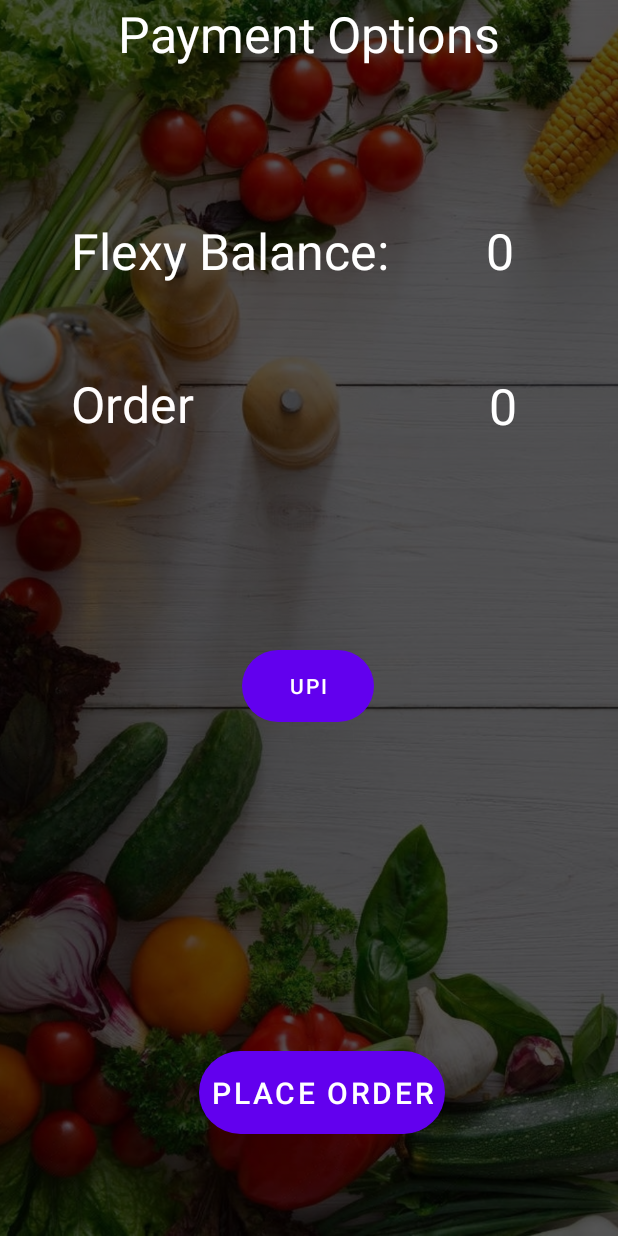
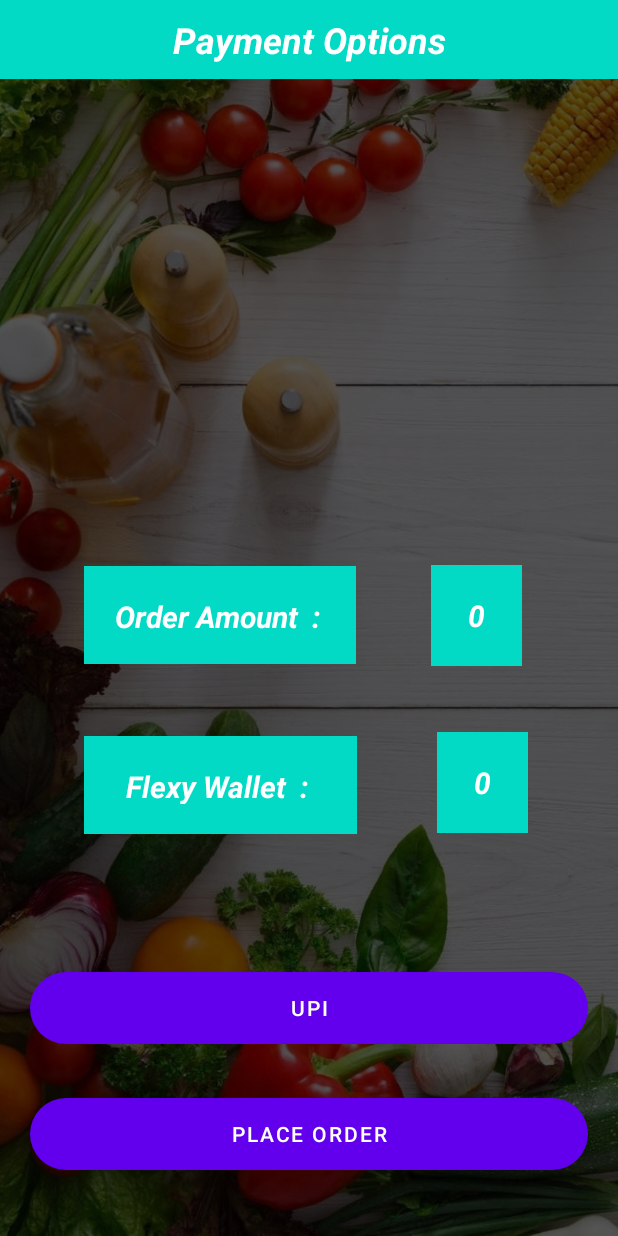
Before and after one commit to atishay-atj/MC-project, an Android app: the layout activity_payment.xml on its own in the app's theme, with its tools: preview values and no code run, on a phone screen of 412 x 824 dp. Run offline under Robolectric (Android 15) with nearby library versions, the phone set to English and light mode, and no system bars; Roboto replaces fonts that are not available here.

Commit message:
Commmmmmmit-2

```diff
--- a/app/src/main/java/com/example/myapplication/MainActivity.java
+++ b/app/src/main/java/com/example/myapplication/MainActivity.java
@@ -4,9 +4,11 @@ import android.content.Intent;
 import android.os.Bundle;
 import android.view.View;
 import android.view.Menu;
+import android.widget.Button;
 
 import com.example.myapplication.activities.CartActivity;
 import com.example.myapplication.activities.MyCartFragment;
+import com.example.myapplication.activities.WelcomeActivity;
 import com.example.myapplication.ui.home.HomeFragment;
 import com.google.android.material.snackbar.Snackbar;
 import com.google.android.material.navigation.NavigationView;
@@ -28,6 +30,8 @@ public class MainActivity extends AppCompatActivity {
     private AppBarConfiguration mAppBarConfiguration;
     private ActivityMainBinding binding;
 
+    Button logout;
+
     @Override
     protected void onCreate(Bundle savedInstanceState) {
         super.onCreate(savedInstanceState);
@@ -35,6 +39,7 @@ public class MainActivity extends AppCompatActivity {
         binding = ActivityMainBinding.inflate(getLayoutInflater());
         setContentView(binding.getRoot());
 
+        logout=findViewById(R.id.button5);
         setSupportActionBar(binding.appBarMain.toolbar);
 
         DrawerLayout drawer = binding.drawerLayout;
@@ -46,6 +51,14 @@ public class MainActivity extends AppCompatActivity {
         NavController navController = Navigation.findNavController(this, R.id.nav_host_fragment_content_main);
         NavigationUI.setupActionBarWithNavController(this, navController, mAppBarConfiguration);
         NavigationUI.setupWithNavController(navigationView, navController);
+
+
+        logout.setOnClickListener(new View.OnClickListener() {
+            @Override
+            public void onClick(View view) {
+                startActivity(new Intent(MainActivity.this, WelcomeActivity.class));
+            }
+        });
 
 
         binding.appBarMain.fab.setOnClickListener(new View.OnClickListener() {
@@ -90,4 +103,6 @@ public class MainActivity extends AppCompatActivity {
         return NavigationUI.navigateUp(navController, mAppBarConfiguration)
                 || super.onSupportNavigateUp();
     }
+
+
 }
--- a/app/src/main/java/com/example/myapplication/ui/home/HomeFragment.java
+++ b/app/src/main/java/com/example/myapplication/ui/home/HomeFragment.java
@@ -14,6 +14,7 @@ import android.view.ViewGroup;
 import android.widget.ImageView;
 import android.widget.SearchView;
 import android.widget.TextView;
+import android.widget.Toast;
 
 import androidx.annotation.NonNull;
 import androidx.fragment.app.Fragment;
@@ -53,18 +54,21 @@ public class HomeFragment extends Fragment implements UpdateVertical {
     HomeVerAdapter homeVerAdapter;
     private FragmentHomeBinding binding;
     TextView welcome;
-    String fullName="";
     SearchView sv;
     String uniqueId;
-    @SuppressLint("MissingInflatedId")
+    String fullName="";
+
+    @SuppressLint({"MissingInflatedId", "SetTextI18n"})
     public View onCreateView(@NonNull LayoutInflater inflater,
                              ViewGroup container, Bundle savedInstanceState) {
+
+
 //        HomeViewModel homeViewModel =
 //                new ViewModelProvider(this).get(HomeViewModel.class);
         View root  = inflater.inflate(R.layout.fragment_home,container,false);
         SharedPreferences sharedPreferences = getActivity().getSharedPreferences("my_prefs", Context.MODE_PRIVATE);
         uniqueId = sharedPreferences.getString("uniqueId", "");
-
+        welcome=root.findViewById(R.id.textView10);
 //        sv.setOnQueryTextListener(new SearchView.OnQueryTextListener() {
 //            @Override
 //            public boolean onQueryTextSubmit(String query) {
@@ -80,11 +84,9 @@ public class HomeFragment extends Fragment implements UpdateVertical {
         df.child("users").addListenerForSingleValueEvent(new ValueEventListener() {
             @Override
             public void onDataChange(@NonNull DataSnapshot snapshot) {
-                if (snapshot.exists()) {
-                    fullName = snapshot.child("fullname").getValue(String.class);
-                } else {
-                    fullName="";
-                }
+                    fullName = snapshot.child(uniqueId).child("fullname").getValue(String.class);
+                    welcome.setText("Welcome.."+fullName);
+
             }
 
             @Override
@@ -96,8 +98,9 @@ public class HomeFragment extends Fragment implements UpdateVertical {
 
         homeHorizontalRec= root.findViewById(R.id.horizontal_home1);
         homeVerticalRec= root.findViewById(R.id.vertical_home1);
-        welcome=root.findViewById(R.id.textView10);
-        welcome.setText("Welcome..."+fullName);
+//        welcome=root.findViewById(R.id.textView10);
+//        welcome.setText("Welcome.."+fullName);
+
 //        searchView = root.findViewById(R.id.editTextTextPersonName4);
 
         profile=root.findViewById(R.id.profileViewer);
--- a/app/src/main/res/layout/activity_payment.xml
+++ b/app/src/main/res/layout/activity_payment.xml
@@ -7,6 +7,7 @@
 
     tools:context=".activities.PaymentActivity">
 
+
     <ImageView
         android:id="@+id/imageView5"
         android:layout_width="wrap_content"
@@ -14,105 +15,140 @@
         android:foreground="@drawable/foreground"
         android:scaleType="centerCrop"
         app:layout_constraintEnd_toEndOf="parent"
+        app:layout_constraintHorizontal_bias="1.0"
         app:layout_constraintStart_toStartOf="parent"
         app:layout_constraintTop_toTopOf="parent"
         app:srcCompat="@drawable/welome" />
 
     <Button
         android:id="@+id/placeorder"
-        android:layout_width="wrap_content"
+        android:layout_width="match_parent"
         android:layout_height="wrap_content"
-        android:layout_marginBottom="68dp"
+        android:layout_marginLeft="20sp"
+        android:layout_marginRight="20sp"
+        android:layout_marginBottom="44dp"
         android:background="@drawable/button_bkg"
         android:backgroundTint="#394683DD"
         android:padding="8sp"
         android:text="Place Order"
-        android:textSize="20sp"
+        android:textSize="14sp"
         app:layout_constraintBottom_toBottomOf="@+id/imageView5"
         app:layout_constraintEnd_toEndOf="parent"
-        app:layout_constraintHorizontal_bias="0.536"
+        app:layout_constraintHorizontal_bias="0.532"
+        app:layout_constraintStart_toStartOf="parent" />
+
+
+    <TextView
+        android:id="@+id/textView9"
+        android:layout_width="182dp"
+        android:layout_height="65dp"
+        android:layout_gravity="bottom|center"
+        android:layout_marginStart="56dp"
+        android:layout_marginBottom="92dp"
+        android:background="@color/teal_200"
+        android:padding="20sp"
+        android:text="Flexy Wallet  : "
+        android:textAlignment="center"
+        android:textColor="@color/white"
+        android:textSize="20sp"
+        android:textStyle="italic|bold"
+        app:layout_constraintBottom_toTopOf="@+id/button2"
         app:layout_constraintStart_toStartOf="parent" />
 
     <TextView
-        android:id="@+id/textView"
-        android:layout_width="wrap_content"
-        android:layout_height="wrap_content"
-        android:layout_marginTop="100dp"
-        android:backgroundTint="#D54683DD"
-        android:text="Flexy Balance: "
+        android:id="@+id/textView8"
+        android:layout_width="181dp"
+        android:layout_height="65dp"
+        android:layout_gravity="bottom|center"
+        android:layout_marginBottom="48dp"
+        android:background="@color/teal_200"
+        android:padding="20sp"
+        android:text="Order Amount  : "
+        android:textAlignment="center"
         android:textColor="@color/white"
-        android:textSize="33sp"
-        app:layout_constraintEnd_toEndOf="parent"
-        app:layout_constraintHorizontal_bias="0.248"
-        app:layout_constraintStart_toStartOf="parent"
-        app:layout_constraintTop_toBottomOf="@+id/textView2" />
-
-    <TextView
-        android:id="@+id/textView8"
-        android:layout_width="216dp"
-        android:layout_height="46dp"
-        android:text="Order Amount:"
-        android:textColor="#FFFDFD"
-        android:textSize="33sp"
-        app:layout_constraintBottom_toTopOf="@+id/button2"
+        android:textSize="20sp"
+        android:textStyle="italic|bold"
+        app:layout_constraintBottom_toTopOf="@+id/textView9"
         app:layout_constraintEnd_toEndOf="parent"
         app:layout_constraintHorizontal_bias="0.243"
-        app:layout_constraintStart_toStartOf="parent"
-        app:layout_constraintTop_toBottomOf="@+id/textView"
-        app:layout_constraintVertical_bias="0.289" />
+        app:layout_constraintStart_toStartOf="parent" />
+
 
     <Button
         android:id="@+id/button2"
-        android:layout_width="wrap_content"
+        android:layout_width="match_parent"
         android:layout_height="wrap_content"
-        android:layout_marginTop="244dp"
+        android:layout_marginLeft="20sp"
+        android:layout_marginRight="20sp"
+        android:layout_marginBottom="36dp"
         android:background="@drawable/button_bkg"
         android:backgroundTint="#394683DD"
         android:text="UPI"
+        app:layout_constraintBottom_toTopOf="@+id/placeorder"
         app:layout_constraintEnd_toEndOf="parent"
-        app:layout_constraintHorizontal_bias="0.498"
-        app:layout_constraintStart_toStartOf="parent"
-        app:layout_constraintTop_toBottomOf="@+id/textView" />
+        app:layout_constraintHorizontal_bias="0.6"
+        app:layout_constraintStart_toStartOf="parent" />
 
     <TextView
         android:id="@+id/textView2"
-        android:layout_width="wrap_content"
+        android:layout_width="match_parent"
         android:layout_height="wrap_content"
-        android:layout_margin="8sp"
+        android:layout_gravity="bottom|center"
+        android:background="@color/teal_200"
+        android:padding="10sp"
         android:text="Payment Options"
+        android:textAlignment="center"
         android:textColor="@color/white"
-        android:textSize="33sp"
+        android:textSize="24sp"
+        android:textStyle="italic|bold"
+        app:layout_constraintTop_toTopOf="parent"
+        tools:layout_editor_absoluteX="0dp" />
+
+    <com.airbnb.lottie.LottieAnimationView
+        android:id="@+id/stepCounterAnim"
+        android:layout_width="327dp"
+        android:layout_height="140dp"
+        android:layout_marginBottom="80dp"
+        app:layout_constraintBottom_toTopOf="@+id/textView8"
         app:layout_constraintEnd_toEndOf="parent"
         app:layout_constraintStart_toStartOf="parent"
-        tools:layout_editor_absoluteY="68dp"
-        tools:ignore="MissingConstraints"/>
+        app:lottie_autoPlay="true"
+        app:lottie_rawRes="@raw/payment"
+        app:lottie_repeatCount="10" />
 
     <TextView
         android:id="@+id/textView15"
         android:layout_width="wrap_content"
         android:layout_height="wrap_content"
-        android:layout_marginTop="92dp"
-        android:padding="8sp"
-        android:text="0"
+        android:layout_gravity="bottom|center"
+        android:layout_marginTop="44dp"
+        android:layout_marginEnd="60dp"
+        android:background="@color/teal_200"
+        android:padding="20sp"
+        android:text=" 0 "
+        android:textAlignment="center"
         android:textColor="@color/white"
-        android:textSize="33sp"
+        android:textSize="20sp"
+        android:textStyle="italic|bold"
         app:layout_constraintEnd_toEndOf="parent"
-        app:layout_constraintHorizontal_bias="0.445"
-        app:layout_constraintStart_toEndOf="@+id/textView"
-        app:layout_constraintTop_toBottomOf="@+id/textView2" />
+        app:layout_constraintTop_toBottomOf="@+id/textView14" />
 
     <TextView
         android:id="@+id/textView14"
         android:layout_width="wrap_content"
         android:layout_height="wrap_content"
-        android:text="0"
-        android:textColor="#FFFFFF"
-        android:textSize="33sp"
+        android:layout_gravity="bottom|center"
+        android:layout_marginBottom="204dp"
+        android:background="@color/teal_200"
+        android:padding="20sp"
+        android:text=" 0 "
+        android:textAlignment="center"
+        android:textColor="@color/white"
+        android:textSize="20sp"
+        android:textStyle="italic|bold"
         app:layout_constraintBottom_toTopOf="@+id/button2"
         app:layout_constraintEnd_toEndOf="parent"
-        app:layout_constraintHorizontal_bias="0.481"
-        app:layout_constraintStart_toEndOf="@+id/textView8"
-        app:layout_constraintTop_toBottomOf="@+id/textView15"
-        app:layout_constraintVertical_bias="0.264" />
+        app:layout_constraintHorizontal_bias="0.441"
+        app:layout_constraintStart_toEndOf="@+id/textView8" />
 
 </androidx.constraintlayout.widget.ConstraintLayout>
```
